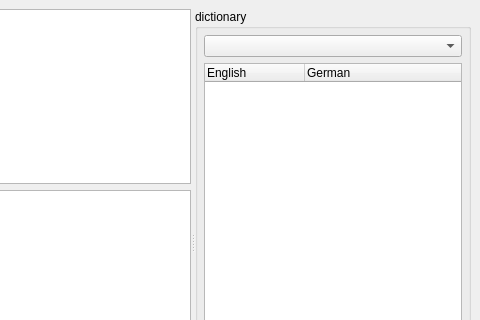
The window that VocableEditor.ui (nsams/vocablecoach) describes before a commit, drawn with Qt 5; both pictures show x 155 to 635 and y 0 to 320 of the 635 by 520 pixel window.
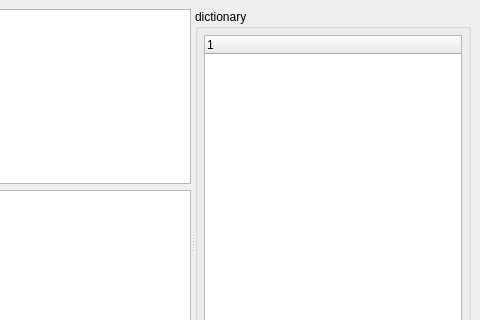
The same window after the commit. Icons and pictures are not drawn. Custom widgets are drawn as their Qt base class.

Commit message: - set Dictionary for Vocable-File and save it in the file (extended kvtml a bit for that) - Settings for Dictionary (to switch language) - Settings implemented for dict.leo.org

Diff of the .ui file:
```diff
--- a/VocableEditor.ui
+++ b/VocableEditor.ui
@@ -196,9 +196,6 @@
        <property name="bottomMargin" >
         <number>6</number>
        </property>
-       <item>
-        <widget class="QComboBox" name="directoryComboBox" />
-       </item>
        <item>
         <widget class="QTreeWidget" name="translateTreeWidget" >
          <property name="alternatingRowColors" >
@@ -209,12 +206,12 @@
          </property>
          <column>
           <property name="text" >
-           <string>English</string>
+           <string/>
           </property>
          </column>
          <column>
           <property name="text" >
-           <string>German</string>
+           <string/>
           </property>
          </column>
         </widget>
```
The commit also changes 31 other files.
